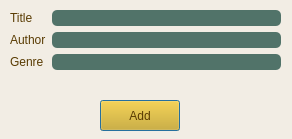
The window that addbook.ui (dietcokechan/Bookshelf-Widget) describes before a commit, drawn with Qt 5.
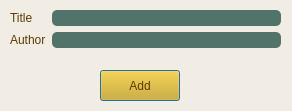
The same window after the commit.

Commit message: adds book to database

Patch:
```diff
--- a/addbook.ui
+++ b/addbook.ui
@@ -7,7 +7,7 @@
     <x>0</x>
     <y>0</y>
     <width>292</width>
-    <height>139</height>
+    <height>111</height>
    </rect>
   </property>
   <property name="windowTitle">
@@ -22,7 +22,7 @@
      <x>10</x>
      <y>10</y>
      <width>271</width>
-     <height>81</height>
+     <height>51</height>
     </rect>
    </property>
    <layout class="QFormLayout" name="formLayout_2">
@@ -64,32 +64,13 @@
       </property>
      </widget>
     </item>
-    <item row="2" column="0">
-     <widget class="QLabel" name="label_6">
-      <property name="styleSheet">
-       <string notr="true">color: rgb(89, 59, 2);</string>
-      </property>
-      <property name="text">
-       <string>Genre</string>
-      </property>
-     </widget>
-    </item>
-    <item row="2" column="1">
-     <widget class="QLineEdit" name="t_genre">
-      <property name="styleSheet">
-       <string notr="true">background-color: rgb(81, 115, 105);
-color: rgb(242, 237, 228);
-border-radius: 5px;</string>
-      </property>
-     </widget>
-    </item>
    </layout>
   </widget>
   <widget class="QPushButton" name="pushButton">
    <property name="geometry">
     <rect>
      <x>100</x>
-     <y>100</y>
+     <y>70</y>
      <width>80</width>
      <height>31</height>
     </rect>
```
The commit also changes 2 other files.
